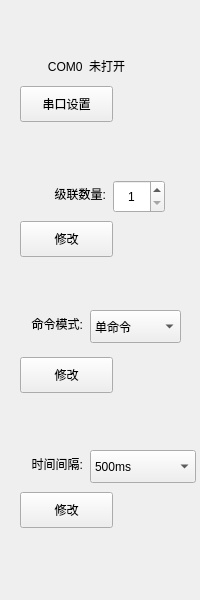
Qt form IDC_TestSystem/eload/eload_toolbox/eload_settingtoolwid.ui (ChinaClever/IDC_TestSystem) before a commit.
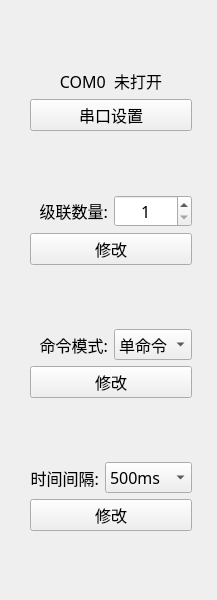
The same form after that commit.

What changed in the file:
```diff
--- a/IDC_TestSystem/eload/eload_toolbox/eload_settingtoolwid.ui
+++ b/IDC_TestSystem/eload/eload_toolbox/eload_settingtoolwid.ui
@@ -6,229 +6,254 @@
    <rect>
     <x>0</x>
     <y>0</y>
-    <width>200</width>
+    <width>210</width>
     <height>600</height>
    </rect>
   </property>
+  <property name="font">
+   <font>
+    <family>微软雅黑</family>
+    <pointsize>12</pointsize>
+   </font>
+  </property>
   <property name="windowTitle">
    <string>Form</string>
   </property>
-  <widget class="QPushButton" name="serialBtn">
-   <property name="geometry">
-    <rect>
-     <x>20</x>
-     <y>86</y>
-     <width>93</width>
-     <height>36</height>
-    </rect>
+  <layout class="QVBoxLayout" name="verticalLayout">
+   <property name="leftMargin">
+    <number>30</number>
    </property>
-   <property name="minimumSize">
-    <size>
-     <width>0</width>
-     <height>31</height>
-    </size>
+   <property name="rightMargin">
+    <number>25</number>
    </property>
-   <property name="sizeIncrement">
-    <size>
-     <width>0</width>
-     <height>31</height>
-    </size>
-   </property>
-   <property name="text">
-    <string>串口设置</string>
-   </property>
-  </widget>
-  <widget class="QLabel" name="label_7">
-   <property name="geometry">
-    <rect>
-     <x>-2</x>
-     <y>450</y>
-     <width>85</width>
-     <height>27</height>
-    </rect>
-   </property>
-   <property name="text">
-    <string>时间间隔:</string>
-   </property>
-   <property name="alignment">
-    <set>Qt::AlignRight|Qt::AlignTrailing|Qt::AlignVCenter</set>
-   </property>
-  </widget>
-  <widget class="QComboBox" name="timeBox">
-   <property name="geometry">
-    <rect>
-     <x>90</x>
-     <y>450</y>
-     <width>106</width>
-     <height>33</height>
-    </rect>
-   </property>
    <item>
-    <property name="text">
-     <string>500ms</string>
-    </property>
+    <spacer name="verticalSpacer">
+     <property name="orientation">
+      <enum>Qt::Vertical</enum>
+     </property>
+     <property name="sizeHint" stdset="0">
+      <size>
+       <width>20</width>
+       <height>40</height>
+      </size>
+     </property>
+    </spacer>
    </item>
    <item>
-    <property name="text">
-     <string>1000ms</string>
-    </property>
+    <widget class="QLabel" name="serialLab">
+     <property name="text">
+      <string>COM0  未打开</string>
+     </property>
+     <property name="alignment">
+      <set>Qt::AlignCenter</set>
+     </property>
+    </widget>
    </item>
    <item>
-    <property name="text">
-     <string>1500ms</string>
-    </property>
+    <widget class="QPushButton" name="serialBtn">
+     <property name="minimumSize">
+      <size>
+       <width>0</width>
+       <height>31</height>
+      </size>
+     </property>
+     <property name="sizeIncrement">
+      <size>
+       <width>0</width>
+       <height>31</height>
+      </size>
+     </property>
+     <property name="text">
+      <string>串口设置</string>
+     </property>
+    </widget>
    </item>
-  </widget>
-  <widget class="QComboBox" name="cmdBox">
-   <property name="geometry">
-    <rect>
-     <x>90</x>
-     <y>310</y>
-     <width>91</width>
-     <height>33</height>
-    </rect>
-   </property>
    <item>
-    <property name="text">
-     <string>单命令</string>
-    </property>
+    <spacer name="verticalSpacer_2">
+     <property name="orientation">
+      <enum>Qt::Vertical</enum>
+     </property>
+     <property name="sizeHint" stdset="0">
+      <size>
+       <width>20</width>
+       <height>40</height>
+      </size>
+     </property>
+    </spacer>
    </item>
    <item>
-    <property name="text">
-     <string>双命令</string>
-    </property>
+    <layout class="QHBoxLayout" name="horizontalLayout">
+     <item>
+      <widget class="QLabel" name="label_2">
+       <property name="text">
+        <string>级联数量:</string>
+       </property>
+       <property name="alignment">
+        <set>Qt::AlignRight|Qt::AlignTrailing|Qt::AlignVCenter</set>
+       </property>
+      </widget>
+     </item>
+     <item>
+      <widget class="QSpinBox" name="spinBox">
+       <property name="alignment">
+        <set>Qt::AlignCenter</set>
+       </property>
+       <property name="minimum">
+        <number>1</number>
+       </property>
+       <property name="maximum">
+        <number>33</number>
+       </property>
+      </widget>
+     </item>
+    </layout>
    </item>
-  </widget>
-  <widget class="QPushButton" name="devNumBtn">
-   <property name="geometry">
-    <rect>
-     <x>20</x>
-     <y>221</y>
-     <width>93</width>
-     <height>36</height>
-    </rect>
-   </property>
-   <property name="minimumSize">
-    <size>
-     <width>0</width>
-     <height>31</height>
-    </size>
-   </property>
-   <property name="sizeIncrement">
-    <size>
-     <width>0</width>
-     <height>31</height>
-    </size>
-   </property>
-   <property name="text">
-    <string>修改</string>
-   </property>
-  </widget>
-  <widget class="QLabel" name="serialLab">
-   <property name="geometry">
-    <rect>
-     <x>20</x>
-     <y>52</y>
-     <width>133</width>
-     <height>27</height>
-    </rect>
-   </property>
-   <property name="text">
-    <string>COM0  未打开</string>
-   </property>
-   <property name="alignment">
-    <set>Qt::AlignCenter</set>
-   </property>
-  </widget>
-  <widget class="QPushButton" name="timeBtn">
-   <property name="geometry">
-    <rect>
-     <x>20</x>
-     <y>492</y>
-     <width>93</width>
-     <height>36</height>
-    </rect>
-   </property>
-   <property name="minimumSize">
-    <size>
-     <width>0</width>
-     <height>31</height>
-    </size>
-   </property>
-   <property name="text">
-    <string>修改</string>
-   </property>
-  </widget>
-  <widget class="QPushButton" name="cmdBtn">
-   <property name="geometry">
-    <rect>
-     <x>20</x>
-     <y>357</y>
-     <width>93</width>
-     <height>36</height>
-    </rect>
-   </property>
-   <property name="minimumSize">
-    <size>
-     <width>0</width>
-     <height>31</height>
-    </size>
-   </property>
-   <property name="text">
-    <string>修改</string>
-   </property>
-  </widget>
-  <widget class="QLabel" name="label_2">
-   <property name="geometry">
-    <rect>
-     <x>21</x>
-     <y>180</y>
-     <width>85</width>
-     <height>27</height>
-    </rect>
-   </property>
-   <property name="text">
-    <string>级联数量:</string>
-   </property>
-   <property name="alignment">
-    <set>Qt::AlignRight|Qt::AlignTrailing|Qt::AlignVCenter</set>
-   </property>
-  </widget>
-  <widget class="QLabel" name="label_8">
-   <property name="geometry">
-    <rect>
-     <x>-2</x>
-     <y>310</y>
-     <width>85</width>
-     <height>27</height>
-    </rect>
-   </property>
-   <property name="text">
-    <string>命令模式:</string>
-   </property>
-   <property name="alignment">
-    <set>Qt::AlignRight|Qt::AlignTrailing|Qt::AlignVCenter</set>
-   </property>
-  </widget>
-  <widget class="QSpinBox" name="spinBox">
-   <property name="geometry">
-    <rect>
-     <x>113</x>
-     <y>180</y>
-     <width>52</width>
-     <height>33</height>
-    </rect>
-   </property>
-   <property name="alignment">
-    <set>Qt::AlignCenter</set>
-   </property>
-   <property name="minimum">
-    <number>1</number>
-   </property>
-   <property name="maximum">
-    <number>33</number>
-   </property>
-  </widget>
+   <item>
+    <widget class="QPushButton" name="devNumBtn">
+     <property name="minimumSize">
+      <size>
+       <width>0</width>
+       <height>31</height>
+      </size>
+     </property>
+     <property name="sizeIncrement">
+      <size>
+       <width>0</width>
+       <height>31</height>
+      </size>
+     </property>
+     <property name="text">
+      <string>修改</string>
+     </property>
+    </widget>
+   </item>
+   <item>
+    <spacer name="verticalSpacer_3">
+     <property name="orientation">
+      <enum>Qt::Vertical</enum>
+     </property>
+     <property name="sizeHint" stdset="0">
+      <size>
+       <width>20</width>
+       <height>40</height>
+      </size>
+     </property>
+    </spacer>
+   </item>
+   <item>
+    <layout class="QHBoxLayout" name="horizontalLayout_2">
+     <item>
+      <widget class="QLabel" name="label_8">
+       <property name="text">
+        <string>命令模式:</string>
+       </property>
+       <property name="alignment">
+        <set>Qt::AlignRight|Qt::AlignTrailing|Qt::AlignVCenter</set>
+       </property>
+      </widget>
+     </item>
+     <item>
+      <widget class="QComboBox" name="cmdBox">
+       <item>
+        <property name="text">
+         <string>单命令</string>
+        </property>
+       </item>
+       <item>
+        <property name="text">
+         <string>双命令</string>
+        </property>
+       </item>
+      </widget>
+     </item>
+    </layout>
+   </item>
+   <item>
+    <widget class="QPushButton" name="cmdBtn">
+     <property name="minimumSize">
+      <size>
+       <width>0</width>
+       <height>31</height>
+      </size>
+     </property>
+     <property name="text">
+      <string>修改</string>
+     </property>
+    </widget>
+   </item>
+   <item>
+    <spacer name="verticalSpacer_4">
+     <property name="orientation">
+      <enum>Qt::Vertical</enum>
+     </property>
+     <property name="sizeHint" stdset="0">
+      <size>
+       <width>20</width>
+       <height>40</height>
+      </size>
+     </property>
+    </spacer>
+   </item>
+   <item>
+    <layout class="QHBoxLayout" name="horizontalLayout_3">
+     <item>
+      <widget class="QLabel" name="label_7">
+       <property name="text">
+        <string>时间间隔:</string>
+       </property>
+       <property name="alignment">
+        <set>Qt::AlignRight|Qt::AlignTrailing|Qt::AlignVCenter</set>
+       </property>
+      </widget>
+     </item>
+     <item>
+      <widget class="QComboBox" name="timeBox">
+       <item>
+        <property name="text">
+         <string>500ms</string>
+        </property>
+       </item>
+       <item>
+        <property name="text">
+         <string>1000ms</string>
+        </property>
+       </item>
+       <item>
+        <property name="text">
+         <string>1500ms</string>
+        </property>
+       </item>
+      </widget>
+     </item>
+    </layout>
+   </item>
+   <item>
+    <widget class="QPushButton" name="timeBtn">
+     <property name="minimumSize">
+      <size>
+       <width>0</width>
+       <height>31</height>
+      </size>
+     </property>
+     <property name="text">
+      <string>修改</string>
+     </property>
+    </widget>
+   </item>
+   <item>
+    <spacer name="verticalSpacer_5">
+     <property name="orientation">
+      <enum>Qt::Vertical</enum>
+     </property>
+     <property name="sizeHint" stdset="0">
+      <size>
+       <width>20</width>
+       <height>40</height>
+      </size>
+     </property>
+    </spacer>
+   </item>
+  </layout>
  </widget>
  <resources/>
  <connections/>
```
